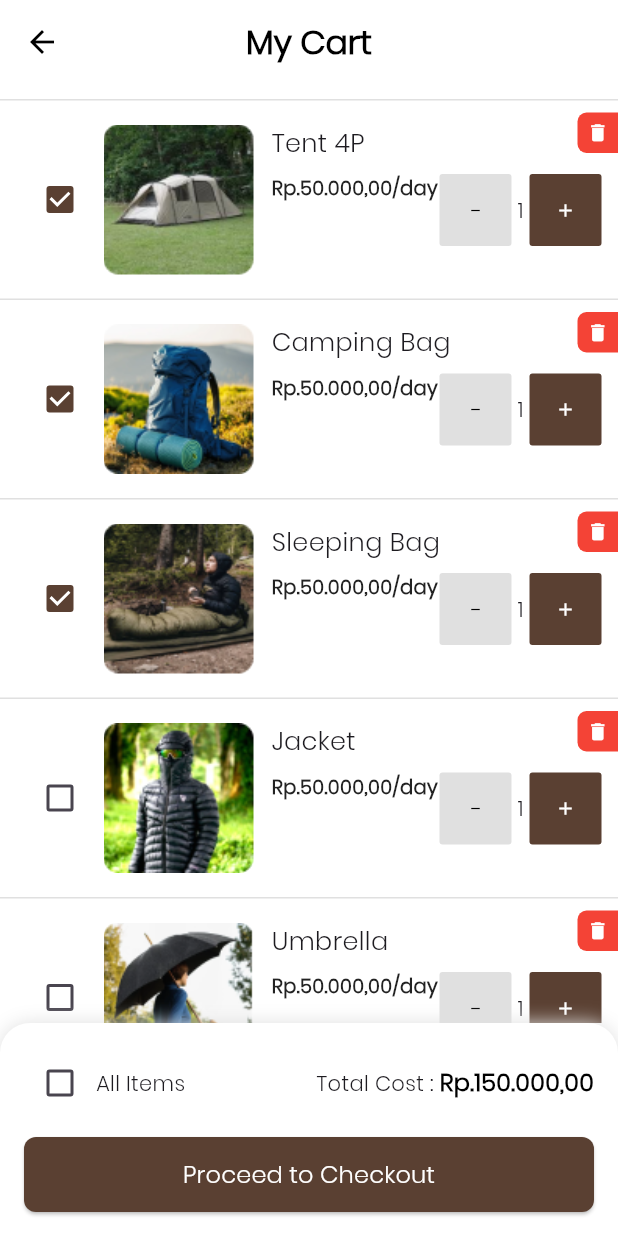
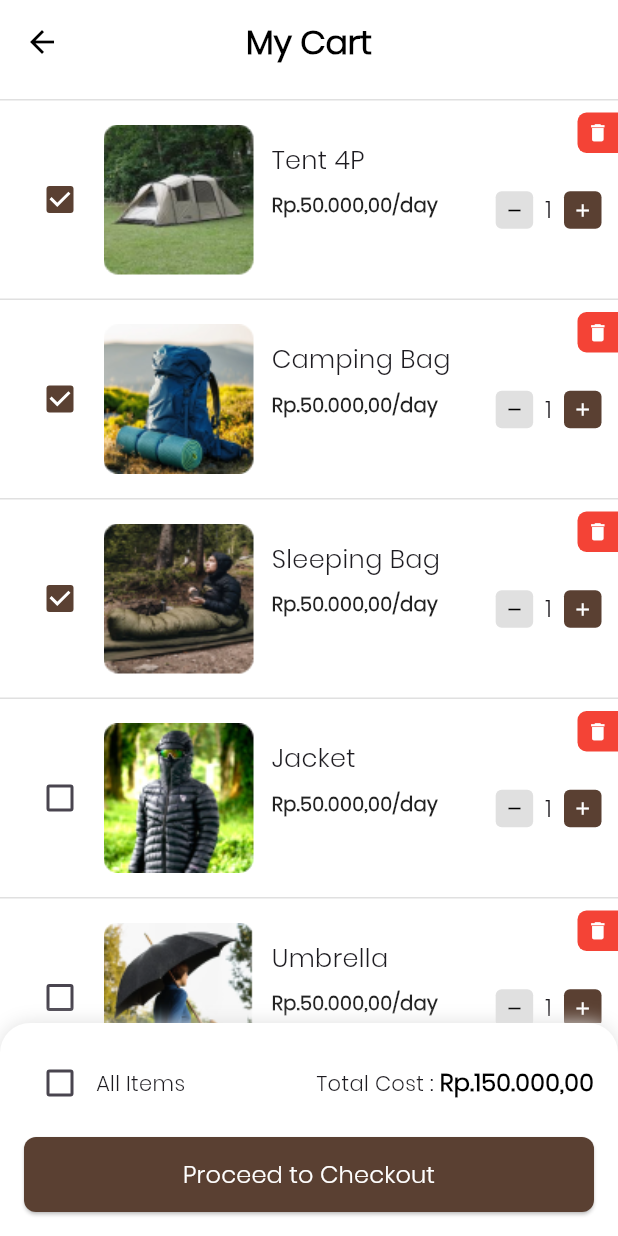
Before and after one commit to alfifariz15/Tugas3-Provis, a Flutter app: the CartPage screen opened directly, on a phone screen of 412 x 824 dp. Run offline on Flutter 3.47's test engine with Material 3 defaults, Android fonts, the phone set to English and light mode, and no system bars.

Commit message:
Tugas 3, Payment deh

```diff
--- a/lib/Payment/cart.dart
+++ b/lib/Payment/cart.dart
@@ -323,52 +323,66 @@
                                         offset: Offset(5, -19),
                                         child: Row(
                                           children: [
+                                            // Tombol minus
                                             Container(
+                                              width: 25, // Sedikit diperbesar agar lebih mudah disentuh
+                                              height: 25,
                                               decoration: BoxDecoration(
                                                 color: Colors.grey[300],
-                                                borderRadius: BorderRadius.circular(2),
+                                                borderRadius: BorderRadius.circular(4),
                                               ),
-                                              child: IconButton(
-                                                icon: Icon(Icons.remove, size: 10, color: Colors.black),
-                                                onPressed: () {
+                                              child: Material(
+                                                color: Colors.transparent,
+                                                child: InkWell(
+                                                  borderRadius: BorderRadius.circular(4),
+                                                  onTap: () {
                                                     setState(() {
                                                       if (item.quantity > 1) item.quantity--;
                                                     });
                                                   },
-                                                constraints: BoxConstraints(minWidth: 20, minHeight: 20),
-                                                padding: EdgeInsets.zero,
+                                                  child: Center(
+                                                    child: Icon(Icons.remove, size: 14, color: Colors.black),
                                                   ),
                                                 ),
-                                            SizedBox(width: 4),
+                                              ),
+                                            ),
+                                            SizedBox(width: 8),
                                             Text(
                                               '${item.quantity}',
                                               style: TextStyle(
-                                                fontSize: 14,
+                                                fontSize: 16,
                                                 fontFamily: 'Poppins',
                                               ),
                                             ),
-                                            SizedBox(width: 4),
+                                            SizedBox(width: 8),
+                                            // Tombol plus
                                             Container(
+                                              width: 25, // Sedikit diperbesar agar lebih mudah disentuh
+                                              height: 25,
                                               decoration: BoxDecoration(
                                                 color: Color(0xFF5A4032),
-                                                borderRadius: BorderRadius.circular(2),
+                                                borderRadius: BorderRadius.circular(4),
                                               ),
-                                              child: IconButton(
-                                                icon: Icon(Icons.add, size: 14, color: Colors.white),
-                                                onPressed: () {
+                                              child: Material(
+                                                color: Colors.transparent,
+                                                child: InkWell(
+                                                  borderRadius: BorderRadius.circular(4),
+                                                  onTap: () {
                                                     setState(() {
                                                       item.quantity++;
                                                     });
                                                   },
-                                                constraints: BoxConstraints(minWidth: 22, minHeight: 22),
-                                                padding: EdgeInsets.zero,
+                                                  child: Center(
+                                                    child: Icon(Icons.add, size: 14, color: Colors.white),
+                                                  ),
+                                                ),
                                               ),
                                             ),
                                           ],
                                         ),
                                       ),
                                     ],
-                                  )
+                                  ),
                                 ],
                               ),
                             ),
```
Lines whose indentation alone changed are shown as unchanged.
